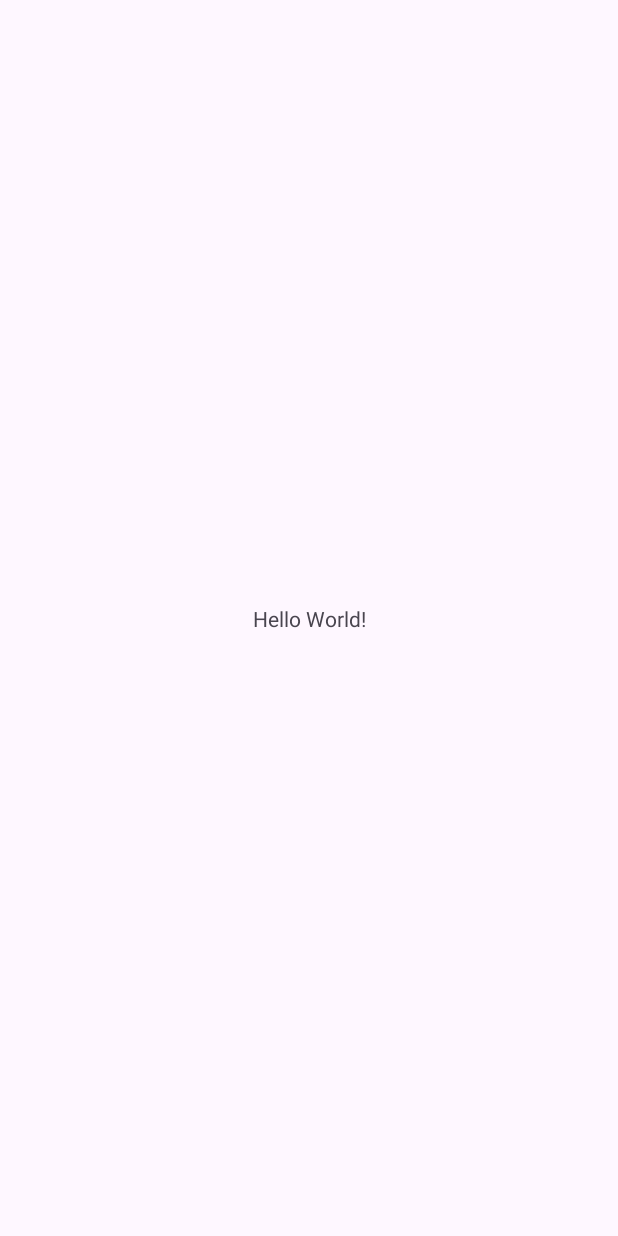
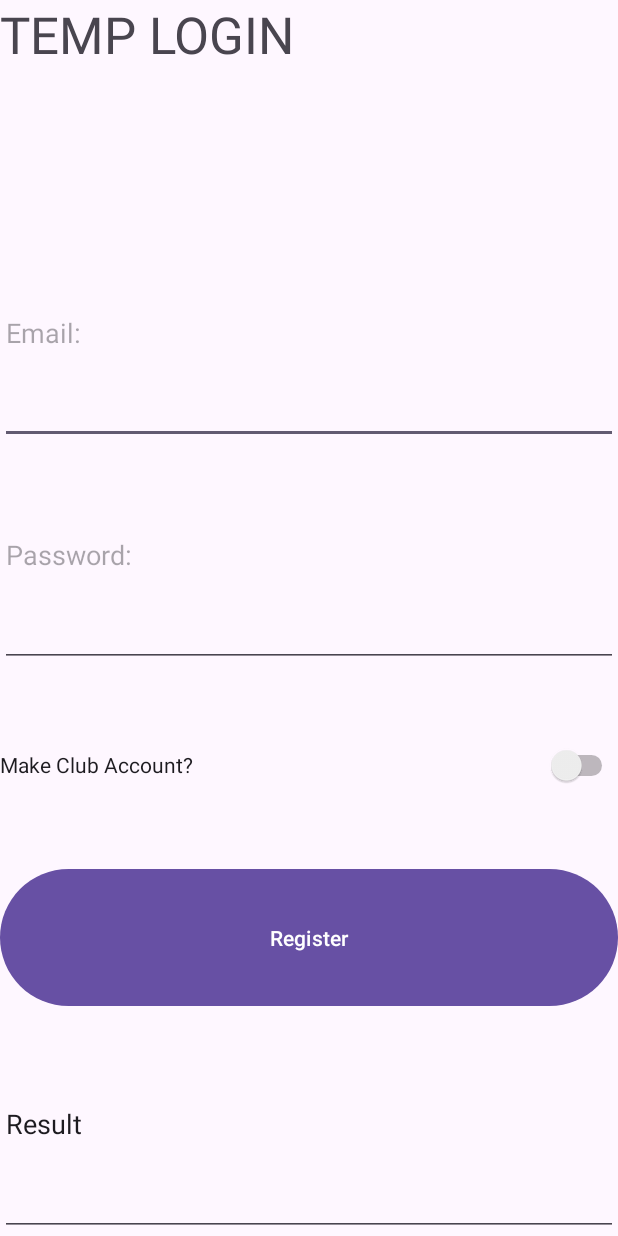
Before and after one commit to JCoji/Android-Cycling-App, an Android app: the screen it shows after launch (MainActivity), on a phone screen of 412 x 824 dp. Before the commit the screen is almost empty. Run offline under Robolectric (Android 15) with nearby library versions, the phone set to English and light mode, and no system bars.

Commit message:
Created all account classes, gets input from basic UI and checks validity

```diff
--- /dev/null
+++ b/app/src/main/java/com/example/segfinalproject/AccountManager.java
@@ -0,0 +1,5 @@
+package com.example.segfinalproject;
+
+public class AccountManager {
+    Account newAccount;
+}
--- a/app/src/main/java/com/example/segfinalproject/MainActivity.java
+++ b/app/src/main/java/com/example/segfinalproject/MainActivity.java
@@ -3,12 +3,77 @@ package com.example.segfinalproject;
 import androidx.appcompat.app.AppCompatActivity;
 
 import android.os.Bundle;
+import android.util.Patterns;
+import android.view.View;
+import android.widget.EditText;
+import android.widget.Switch;
+
 
 public class MainActivity extends AppCompatActivity {
+
+    Switch isAClub;
+    EditText email;
+    EditText password;
+
+    EditText result;
+
 
     @Override
     protected void onCreate(Bundle savedInstanceState) {
         super.onCreate(savedInstanceState);
         setContentView(R.layout.activity_main);
+
+        isAClub  = (Switch) findViewById(R.id.Club_Switch);
+        email = (EditText) findViewById(R.id.Register_Email);
+        password = (EditText) findViewById(R.id.Register_Password);
+        result = (EditText) findViewById(R.id.Result_text);
+    }
+
+    public void Register_Email_Click(View view){
+        Account newAccount;
+        String accountType = "";
+
+        if(!isEmailValid(email)){
+            result.setText("INVALID EMAIL");
+        }else if(!isPasswordValid(password)){
+            result.setText("INVALID PASSWORD");
+        }else{
+            if(isAClub.isChecked()){
+                newAccount = new Club(email.getText().toString(),password.getText().toString());
+                accountType = "CLUB";
+            }else{
+                newAccount = new User(email.getText().toString(), password.getText().toString());
+                accountType = "USER";
+            }
+
+            result.setText("Email: " + newAccount.getEmail() + " Password: " + newAccount.getPassword() + " Account Type: " + accountType);
+        }
+
+
+
+    }
+
+    public boolean isEmailValid(EditText email){
+        String emailInput = email.getText().toString();
+
+        if(!emailInput.isEmpty() && Patterns.EMAIL_ADDRESS.matcher(emailInput).matches()){
+            return true;
+        }else{
+            return false;
+        }
+    }
+
+    public boolean isPasswordValid(EditText email){
+        String passwordInput = password.getText().toString();
+
+        if(!passwordInput.isEmpty()){
+            return true;
+        }else{
+            return false;
+        }
+    }
+
+    public void UploadUser(Account account){
+
     }
 }
--- a/app/src/main/res/layout/activity_main.xml
+++ b/app/src/main/res/layout/activity_main.xml
@@ -1,18 +1,64 @@
 <?xml version="1.0" encoding="utf-8"?>
-<androidx.constraintlayout.widget.ConstraintLayout xmlns:android="http://schemas.android.com/apk/res/android"
+<RelativeLayout xmlns:android="http://schemas.android.com/apk/res/android"
     xmlns:app="http://schemas.android.com/apk/res-auto"
     xmlns:tools="http://schemas.android.com/tools"
     android:layout_width="match_parent"
     android:layout_height="match_parent"
-    tools:context=".MainActivity">
+    tools:context=".MainActivity" >
 
-    <TextView
-        android:layout_width="wrap_content"
-        android:layout_height="wrap_content"
-        android:text="Hello World!"
-        app:layout_constraintBottom_toBottomOf="parent"
-        app:layout_constraintEnd_toEndOf="parent"
-        app:layout_constraintStart_toStartOf="parent"
-        app:layout_constraintTop_toTopOf="parent" />
+    <LinearLayout
+        android:layout_width="match_parent"
+        android:layout_height="match_parent"
+        android:orientation="vertical">
 
-</androidx.constraintlayout.widget.ConstraintLayout>
+        <TextView
+            android:id="@+id/textView"
+            android:layout_width="match_parent"
+            android:layout_height="wrap_content"
+            android:layout_weight="1"
+            android:text="TEMP LOGIN"
+            android:textAppearance="@style/TextAppearance.AppCompat.Display1" />
+
+        <EditText
+            android:id="@+id/Register_Email"
+            android:layout_width="match_parent"
+            android:layout_height="wrap_content"
+            android:layout_weight="1"
+            android:ems="10"
+            android:hint="Email:"
+            android:inputType="textEmailAddress" />
+
+        <EditText
+            android:id="@+id/Register_Password"
+            android:layout_width="match_parent"
+            android:layout_height="wrap_content"
+            android:layout_weight="1"
+            android:ems="10"
+            android:hint="Password:"
+            android:inputType="textPassword" />
+
+        <Switch
+            android:id="@+id/Club_Switch"
+            android:layout_width="match_parent"
+            android:layout_height="wrap_content"
+            android:layout_weight="1"
+            android:text="Make Club Account?" />
+
+        <Button
+            android:id="@+id/button"
+            android:layout_width="match_parent"
+            android:layout_height="wrap_content"
+            android:layout_weight="0.5"
+            android:onClick="Register_Email_Click"
+            android:text="Register" />
+
+        <EditText
+            android:id="@+id/Result_text"
+            android:layout_width="match_parent"
+            android:layout_height="wrap_content"
+            android:layout_weight="1"
+            android:ems="10"
+            android:inputType="text"
+            android:text="Result" />
+    </LinearLayout>
+</RelativeLayout>
```
Also changed, not shown: app/build.gradle.kts (+10 -0 lines), app/src/main/java/com/example/segfinalproject/Account.java (added, +14 -0 lines), app/src/main/java/com/example/segfinalproject/Club.java (added, +8 -0 lines), app/src/main/java/com/example/segfinalproject/User.java (added, +8 -0 lines).
